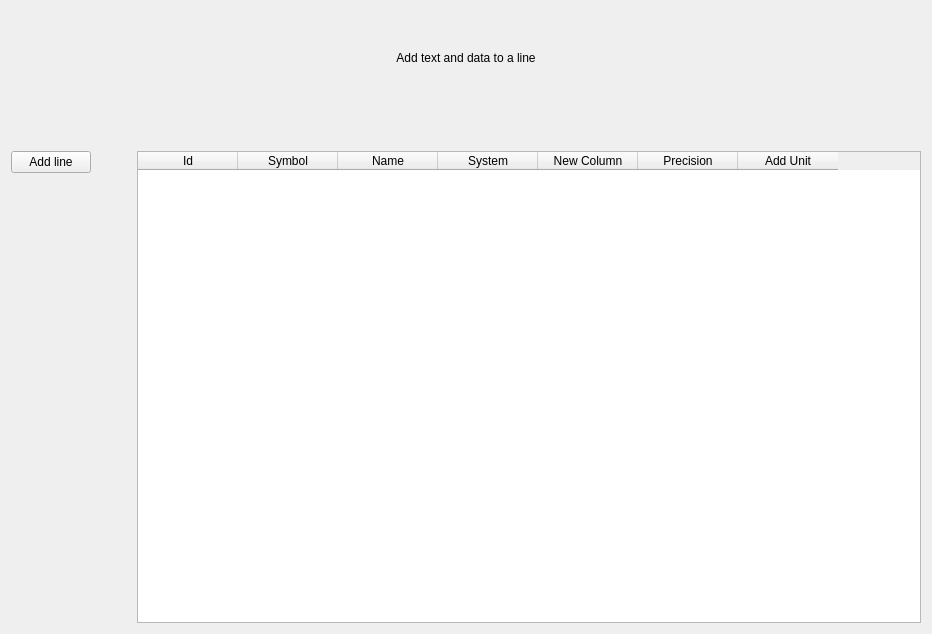
Above: Hardware Monitor Applet/GUI/LineEditPageWidget.ui from jimmyd-be/Hardware-Monitor-Applet before the change. Below: the same form after it.
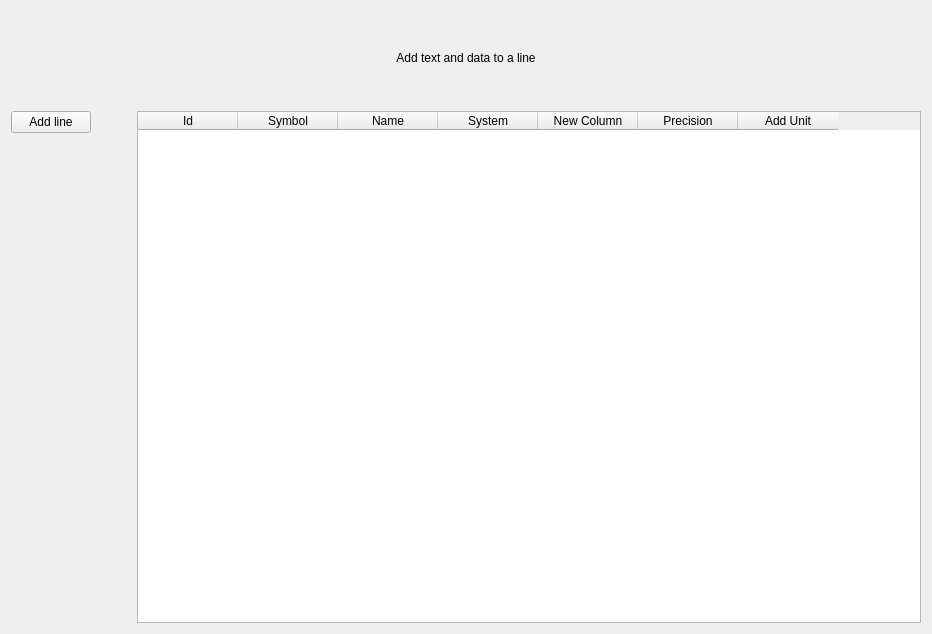
That is the form after the change.

```diff
--- a/Hardware Monitor Applet/GUI/LineEditPageWidget.ui
+++ b/Hardware Monitor Applet/GUI/LineEditPageWidget.ui
@@ -51,7 +51,7 @@
      <property name="sizeHint" stdset="0">
       <size>
        <width>20</width>
-       <height>80</height>
+       <height>40</height>
       </size>
      </property>
     </spacer>
```
Left out of the diff: 3 changed lines with no effect on the pictures.
